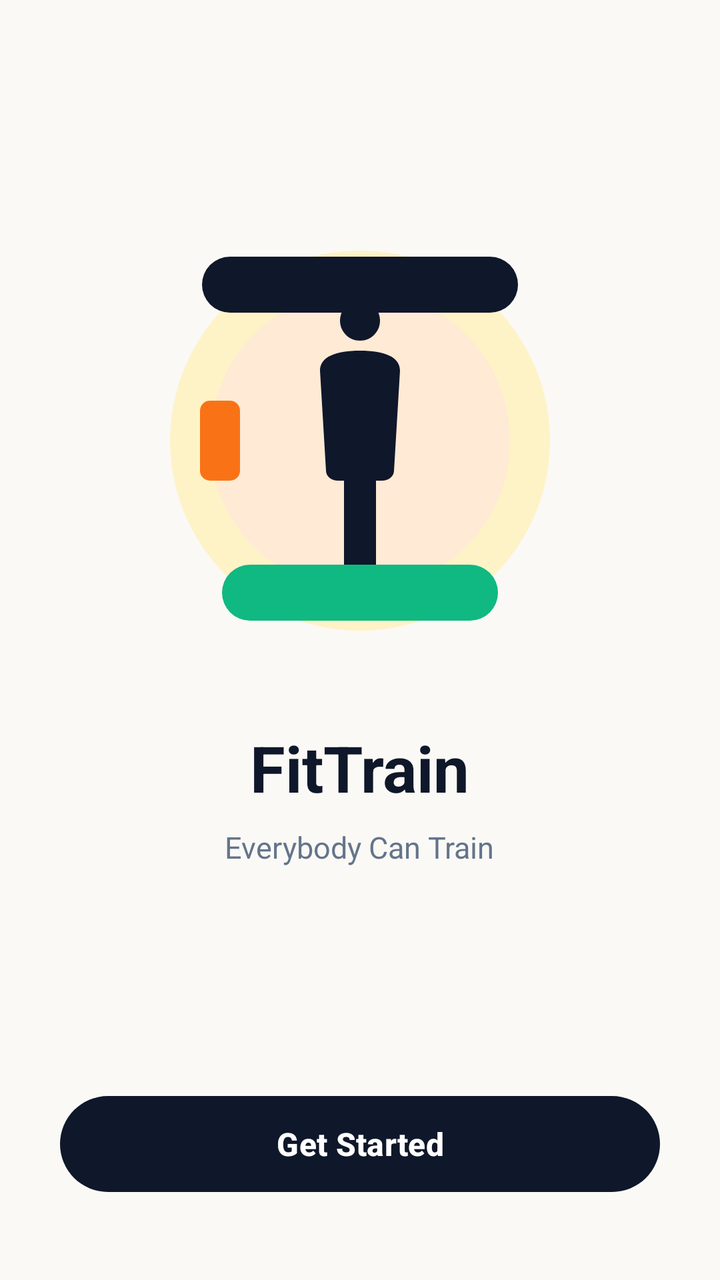
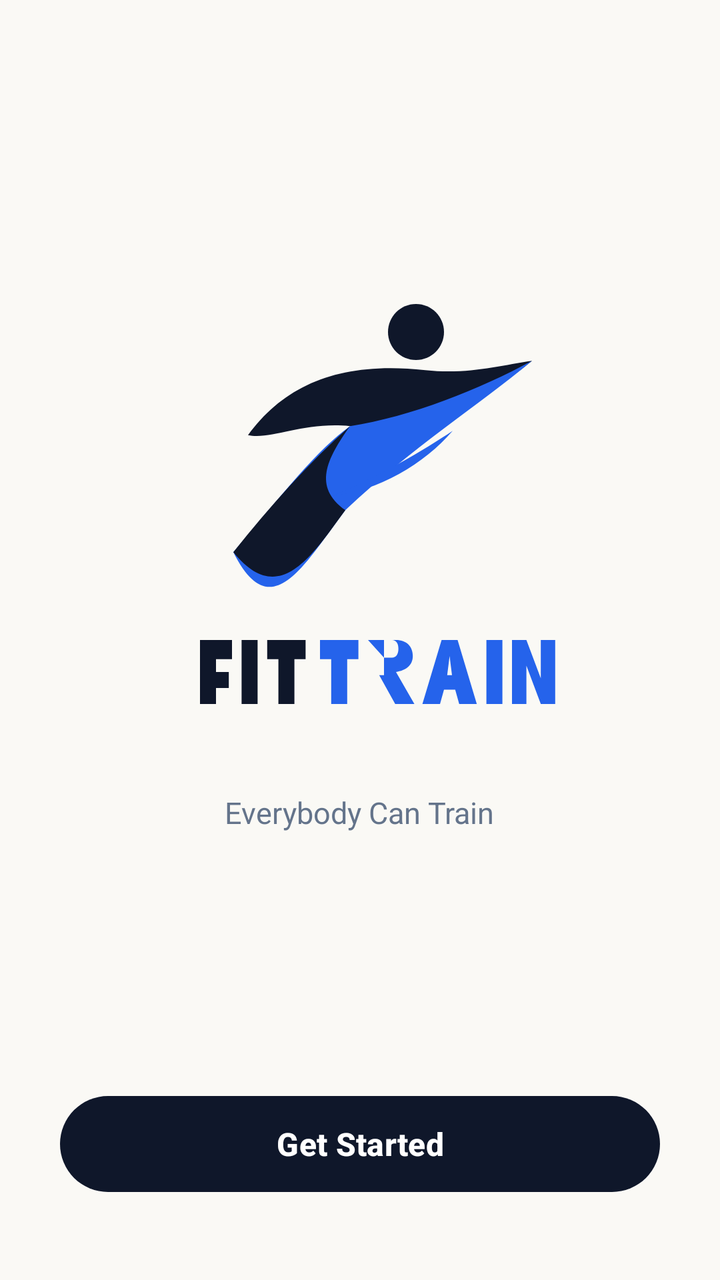

Two renders of the same Android screen: before a commit and after it. Below are the layout's source before the change and the commit's diff.
<!-- AndroidManifest.xml: activity theme Theme.FitnessApp.Fullscreen -->
<!-- res/layout/activity_welcome.xml -->
<?xml version="1.0" encoding="utf-8"?>
<androidx.constraintlayout.widget.ConstraintLayout xmlns:android="http://schemas.android.com/apk/res/android"
    xmlns:app="http://schemas.android.com/apk/res-auto"
    xmlns:tools="http://tools.android.com/tools"
    android:layout_width="match_parent"
    android:layout_height="match_parent"
    android:background="#FAF9F5"
    tools:context=".activities.WelcomeActivity">

    
    <LinearLayout
        android:id="@+id/llWelcomeBrand"
        android:layout_width="match_parent"
        android:layout_height="wrap_content"
        android:gravity="center"
        android:orientation="vertical"
        android:paddingHorizontal="30dp"
        app:layout_constraintBottom_toTopOf="@id/btnGetStarted"
        app:layout_constraintEnd_toEndOf="parent"
        app:layout_constraintStart_toStartOf="parent"
        app:layout_constraintTop_toTopOf="parent">

        <ImageView
            android:id="@+id/ivWelcomeIllustration"
            android:layout_width="260dp"
            android:layout_height="220dp"
            android:src="@drawable/ic_welcome_illustration"
            android:scaleType="fitCenter"
            android:layout_marginBottom="32dp"
            android:contentDescription="Welcome Illustration" />

        <TextView
            android:id="@+id/tvWelcomeTitle"
            android:layout_width="wrap_content"
            android:layout_height="wrap_content"
            android:text="@string/app_name"
            android:textColor="#0F172A"
            android:textSize="32sp"
            android:textStyle="bold" />

        <TextView
            android:id="@+id/tvWelcomeSlogan"
            android:layout_width="wrap_content"
            android:layout_height="wrap_content"
            android:layout_marginTop="8dp"
            android:gravity="center"
            android:text="@string/slogan"
            android:textColor="#64748B"
            android:textSize="15sp"
            android:lineSpacingExtra="3dp" />

    </LinearLayout>

    
    <com.google.android.material.button.MaterialButton
        android:id="@+id/btnGetStarted"
        android:layout_width="match_parent"
        android:layout_height="56dp"
        android:layout_marginStart="30dp"
        android:layout_marginEnd="30dp"
        android:layout_marginBottom="40dp"
        app:backgroundTint="#0F172A"
        app:cornerRadius="28dp"
        app:elevation="4dp"
        android:text="@string/get_started"
        android:textAllCaps="false"
        android:textColor="#FFFFFF"
        android:textSize="16sp"
        android:textStyle="bold"
        app:layout_constraintBottom_toBottomOf="parent"
        app:layout_constraintEnd_toEndOf="parent"
        app:layout_constraintStart_toStartOf="parent" />

</androidx.constraintlayout.widget.ConstraintLayout>
<!-- resources referenced by this layout -->
<resources>
  <!-- drawable ic_welcome_illustration (drawable) -->
  <vector xmlns:android="http://schemas.android.com/apk/res/android"
      android:width="260dp"
      android:height="220dp"
      android:viewportWidth="260"
      android:viewportHeight="220">
  
      
      <path
          android:pathData="M130,110 m-95,0 a95,95 0 1,0 190,0 a95,95 0 1,0 -190,0"
          android:fillColor="#FEF3C7"/>
  
      
      <path
          android:pathData="M130,110 m-75,0 a75,75 0 1,0 150,0 a75,75 0 1,0 -150,0"
          android:fillColor="#FFEAD5"/>
  
      
      <path
          android:pathData="M120,50 C120,44.477 124.477,40 130,40 C135.523,40 140,44.477 140,50 C140,55.523 135.523,60 130,60 C124.477,60 120,55.523 120,50 Z"
          android:fillColor="#0F172A"/>
      <path
          android:pathData="M110,75 C110,68 118,65 130,65 C142,65 150,68 150,75 L147,125 C147,128 144,130 141,130 L138,130 L138,175 C138,178 135,180 132,180 L128,180 C125,180 122,178 122,175 L122,130 L119,130 C116,130 113,128 113,125 Z"
          android:fillColor="#0F172A"/>
  
      
      <path
          android:pathData="M55,90 L65,90 A5,5 0 0,1 70,95 L70,125 A5,5 0 0,1 65,130 L55,130 A5,5 0 0,1 50,125 L50,95 A5,5 0 0,1 55,90 Z"
          android:fillColor="#F97316"/>
  
      
      <path
          android:pathData="M65,18 L195,18 A14,14 0 0,1 209,32 L209,32 A14,14 0 0,1 195,46 L65,46 A14,14 0 0,1 51,32 L51,32 A14,14 0 0,1 65,18 Z"
          android:fillColor="#0F172A"/>
  
      
      <path
          android:pathData="M75,172 L185,172 A14,14 0 0,1 199,186 L199,186 A14,14 0 0,1 185,200 L75,200 A14,14 0 0,1 61,186 L61,186 A14,14 0 0,1 75,172 Z"
          android:fillColor="#10B981"/>
  </vector>
  <string name="app_name">FitTrain</string>
  <string name="get_started">Get Started</string>
  <string name="slogan">Everybody Can Train</string>
  <style name="Theme.FitnessApp.Fullscreen" parent="Theme.FitnessApp">
          <item name="android:windowFullscreen">true</item>
          <item name="android:windowContentOverlay">@null</item>
          <item name="android:statusBarColor">@android:color/transparent</item>
      </style>
  <style name="Theme.FitnessApp" parent="Theme.Material3.DayNight.NoActionBar">
          
          <item name="colorPrimary">@color/primary</item>
          <item name="colorPrimaryVariant">@color/primary_variant</item>
          <item name="colorSecondary">@color/secondary</item>
          <item name="android:statusBarColor">?attr/colorSurface</item>
          <item name="android:windowLightStatusBar">true</item>
          <item name="android:windowBackground">@color/background_color</item>
          <item name="colorSurface">@color/white</item>
          <item name="colorOnSurface">@color/black</item>
          <item name="colorOnBackground">@color/black</item>
      </style>
  <color name="primary">#6366F1</color>
  <color name="primary_variant">#4F46E5</color>
  <color name="secondary">#38BDF8</color>
  <color name="background_color">#FAF9F5</color>
  <color name="white">#FFFFFF</color>
  <color name="black">#0F172A</color>
</resources>

<!-- the commit's change to res/layout/activity_welcome.xml (unified diff, before → after) -->
@@ -1,7 +1,7 @@
 <?xml version="1.0" encoding="utf-8"?>
 <androidx.constraintlayout.widget.ConstraintLayout xmlns:android="http://schemas.android.com/apk/res/android"
     xmlns:app="http://schemas.android.com/apk/res-auto"
-    xmlns:tools="http://tools.android.com/tools"
+    xmlns:tools="http://schemas.android.com/tools"
     android:layout_width="match_parent"
     android:layout_height="match_parent"
     android:background="#FAF9F5"
@@ -23,26 +23,17 @@
         <ImageView
             android:id="@+id/ivWelcomeIllustration"
             android:layout_width="260dp"
-            android:layout_height="220dp"
-            android:src="@drawable/ic_welcome_illustration"
+            android:layout_height="240dp"
+            android:src="@drawable/ic_fittrain_logo"
             android:scaleType="fitCenter"
-            android:layout_marginBottom="32dp"
-            android:contentDescription="Welcome Illustration" />
-
-        <TextView
-            android:id="@+id/tvWelcomeTitle"
-            android:layout_width="wrap_content"
-            android:layout_height="wrap_content"
-            android:text="@string/app_name"
-            android:textColor="#0F172A"
-            android:textSize="32sp"
-            android:textStyle="bold" />
+            android:layout_marginBottom="24dp"
+            android:contentDescription="FitTrain Official Logo" />
 
         <TextView
             android:id="@+id/tvWelcomeSlogan"
             android:layout_width="wrap_content"
             android:layout_height="wrap_content"
-            android:layout_marginTop="8dp"
+            android:layout_marginTop="4dp"
             android:gravity="center"
             android:text="@string/slogan"
             android:textColor="#64748B"
<!-- resource entries referenced after the edit -->
@@ -1,46 +1,6 @@
 <!-- resources referenced by this layout -->
 <resources>
-  <!-- drawable ic_welcome_illustration (drawable) -->
-  <vector xmlns:android="http://schemas.android.com/apk/res/android"
-      android:width="260dp"
-      android:height="220dp"
-      android:viewportWidth="260"
-      android:viewportHeight="220">
-  
-      
-      <path
-          android:pathData="M130,110 m-95,0 a95,95 0 1,0 190,0 a95,95 0 1,0 -190,0"
-          android:fillColor="#FEF3C7"/>
-  
-      
-      <path
-          android:pathData="M130,110 m-75,0 a75,75 0 1,0 150,0 a75,75 0 1,0 -150,0"
-          android:fillColor="#FFEAD5"/>
-  
-      
-      <path
-          android:pathData="M120,50 C120,44.477 124.477,40 130,40 C135.523,40 140,44.477 140,50 C140,55.523 135.523,60 130,60 C124.477,60 120,55.523 120,50 Z"
-          android:fillColor="#0F172A"/>
-      <path
-          android:pathData="M110,75 C110,68 118,65 130,65 C142,65 150,68 150,75 L147,125 C147,128 144,130 141,130 L138,130 L138,175 C138,178 135,180 132,180 L128,180 C125,180 122,178 122,175 L122,130 L119,130 C116,130 113,128 113,125 Z"
-          android:fillColor="#0F172A"/>
-  
-      
-      <path
-          android:pathData="M55,90 L65,90 A5,5 0 0,1 70,95 L70,125 A5,5 0 0,1 65,130 L55,130 A5,5 0 0,1 50,125 L50,95 A5,5 0 0,1 55,90 Z"
-          android:fillColor="#F97316"/>
-  
-      
-      <path
-          android:pathData="M65,18 L195,18 A14,14 0 0,1 209,32 L209,32 A14,14 0 0,1 195,46 L65,46 A14,14 0 0,1 51,32 L51,32 A14,14 0 0,1 65,18 Z"
-          android:fillColor="#0F172A"/>
-  
-      
-      <path
-          android:pathData="M75,172 L185,172 A14,14 0 0,1 199,186 L199,186 A14,14 0 0,1 185,200 L75,200 A14,14 0 0,1 61,186 L61,186 A14,14 0 0,1 75,172 Z"
-          android:fillColor="#10B981"/>
-  </vector>
-  <string name="app_name">FitTrain</string>
+  <!-- drawable ic_fittrain_logo: vector/xml drawable (drawable, 2531 chars, omitted) -->
   <string name="get_started">Get Started</string>
   <string name="slogan">Everybody Can Train</string>
   <style name="Theme.FitnessApp.Fullscreen" parent="Theme.FitnessApp">
